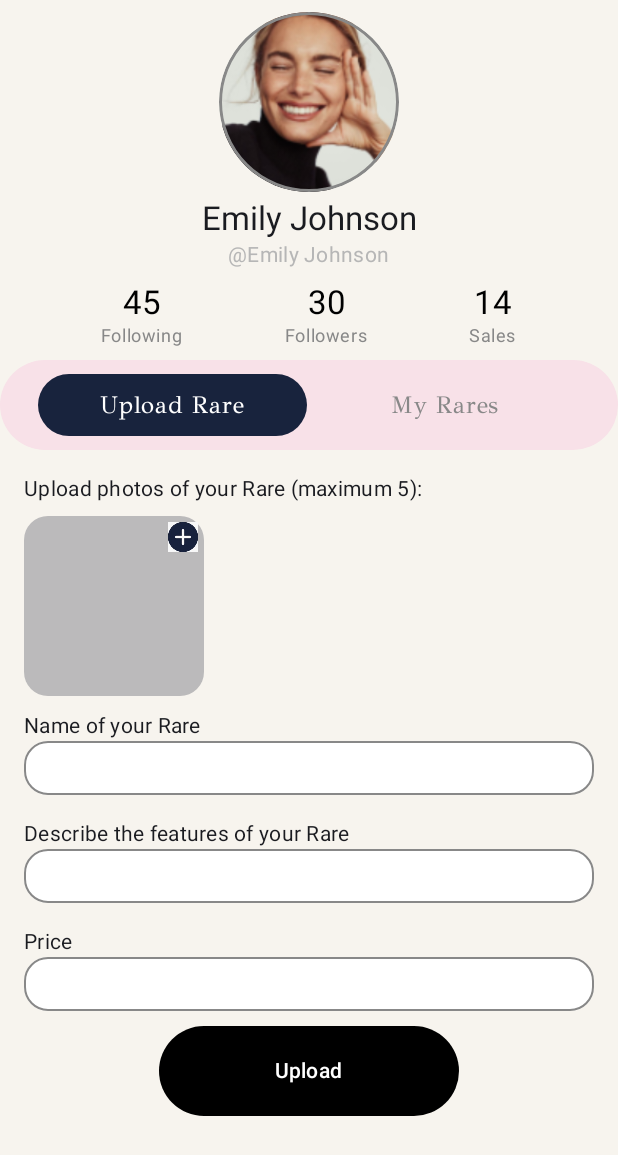
After one commit to perimsu/Rarely-App, an Android app built with Jetpack Compose: the composable ProfileScreen shown on its own in the app's theme, on a phone screen of 412 x 824 dp. The commit adds this screen. Shown: the top 1155 px of the screen. Run offline under Robolectric (Android 15) with nearby library versions, the phone set to English and light mode, and no system bars.

Commit message:
Upload rare pages added as profileSettings

```diff
--- a/app/src/main/java/com/example/rarelyapp/ui/login/LoginScreen.kt
+++ b/app/src/main/java/com/example/rarelyapp/ui/authentication/login/LoginScreen.kt
@@ -22,7 +22,7 @@ import com.example.rarelyapp.components.AuthProviderBox
 import com.example.rarelyapp.components.RarelyBaseButton
 import com.example.rarelyapp.components.RarelyBaseTextField
 import com.example.rarelyapp.components.RarelyTitleText
-import com.example.rarelyapp.ui.login.LoginScreenAction
+import com.example.rarelyapp.ui.authentication.login.LoginScreenAction
 import com.example.rarelyapp.ui.theme.RarelyAppTheme
 
 @Composable
--- a/app/src/main/java/com/example/rarelyapp/ui/login/LoginScreenAction.kt
+++ b/app/src/main/java/com/example/rarelyapp/ui/authentication/login/LoginScreenAction.kt
@@ -1,4 +1,4 @@
-package com.example.rarelyapp.ui.login
+package com.example.rarelyapp.ui.authentication.login
 
 sealed interface LoginScreenAction {
     data class EmailChanged(val email: String) : LoginScreenAction
--- a/app/src/main/java/com/example/rarelyapp/ui/login/LoginScreenViewModel.kt
+++ b/app/src/main/java/com/example/rarelyapp/ui/authentication/login/LoginScreenViewModel.kt
@@ -1,7 +1,7 @@
 package com.example.rarelyapp.ui.authentication.login
 
 import androidx.lifecycle.ViewModel
-import com.example.rarelyapp.ui.login.LoginScreenAction
+import com.example.rarelyapp.ui.authentication.login.LoginScreenAction
 import kotlinx.coroutines.flow.MutableStateFlow
 import kotlinx.coroutines.flow.asStateFlow
 import kotlinx.coroutines.flow.update
--- /dev/null
+++ b/app/src/main/java/com/example/rarelyapp/ui/base/main/ProfileSettings/ProfileScreen.kt
@@ -0,0 +1,304 @@
+package com.example.rarelyapp.ui.profile
+
+import androidx.compose.foundation.*
+import androidx.compose.foundation.layout.*
+import androidx.compose.foundation.shape.CircleShape
+import androidx.compose.foundation.shape.RoundedCornerShape
+import androidx.compose.foundation.text.BasicTextField
+import androidx.compose.foundation.text.KeyboardOptions
+import androidx.compose.material3.*
+import androidx.compose.runtime.*
+import androidx.compose.ui.Alignment
+import androidx.compose.ui.Modifier
+import androidx.compose.ui.draw.clip
+import androidx.compose.ui.graphics.Color
+import androidx.compose.ui.layout.ContentScale
+import androidx.compose.ui.res.painterResource
+import androidx.compose.ui.text.input.KeyboardType
+import androidx.compose.ui.tooling.preview.Preview
+import androidx.compose.ui.unit.dp
+import com.example.rarelyapp.R
+import com.example.rarelyapp.ui.theme.DarkBlue
+import com.example.rarelyapp.ui.theme.Grey
+import com.example.rarelyapp.ui.theme.RarelyAppTheme
+
+@Composable
+fun ProfileScreen(
+    uiState: ProfileScreenUiState,
+    onAction: (ProfileScreenAction) -> Unit
+) {
+    Box(
+        modifier = Modifier
+            .fillMaxSize()
+            .background(Color(0xFFF7F4EE))
+    ) {
+        Box(
+            modifier = Modifier
+                .fillMaxSize()
+                .background(Color.Transparent)
+        ) {
+            //left Arrow
+            Image(
+                painter = painterResource(R.drawable.leftarrow),
+                contentDescription = "Left Arrow",
+                modifier = Modifier
+                    .size(24.dp)
+                    .padding(16.dp)
+                    .align(Alignment.TopStart),
+                contentScale = ContentScale.Fit
+            )
+        }
+        Column(
+            modifier = Modifier
+                .verticalScroll(rememberScrollState())
+                .fillMaxWidth()
+        ) {
+            Spacer(modifier = Modifier.height(8.dp))
+
+            Image(
+                painter = painterResource(R.drawable.emily),
+                contentDescription = "Profile Picture",
+                modifier = Modifier
+                    .size(120.dp)
+                    .clip(CircleShape)
+                    .border(2.dp, Color.Gray, CircleShape)
+                    .align(Alignment.CenterHorizontally),
+                contentScale = ContentScale.Crop
+            )
+
+            Spacer(modifier = Modifier.height(4.dp))
+
+            // User Name
+            Text(
+                text = uiState.userName,
+                style = MaterialTheme.typography.titleLarge,
+                modifier = Modifier.align(Alignment.CenterHorizontally)
+            )
+            Text(
+                text = "@${uiState.userName}",
+                style = MaterialTheme.typography.bodyMedium,
+                color = Color(0xFFB6B6B6),
+                modifier = Modifier.align(Alignment.CenterHorizontally)
+            )
+
+            Spacer(modifier = Modifier.height(8.dp))
+
+            // Statistics
+            Row(
+                modifier = Modifier.fillMaxWidth(),
+                horizontalArrangement = Arrangement.SpaceEvenly
+            ) {
+                StatText("Following", uiState.followingCount)
+                StatText("Followers", uiState.followerCount)
+                StatText("Sales", uiState.salesCount)
+            }
+
+            Spacer(modifier = Modifier.height(8.dp))
+
+            // Tab Section
+            Row(
+                modifier = Modifier
+                    .fillMaxWidth()
+                    .height(60.dp)
+                    .background(Color(0xFFF8E1E8), RoundedCornerShape(32.dp)) // Pembe arka plan
+                    .padding(vertical = 8.dp, horizontal = 24.dp),
+                horizontalArrangement = Arrangement.SpaceEvenly
+            ) {
+                TabButton(
+                    text = "Upload Rare",
+                    isSelected = true,
+                    modifier = Modifier
+                        .weight(1f)
+                        .clip(RoundedCornerShape(16.dp))
+                ) { }
+
+                TabButton(
+                    text = "My Rares",
+                    isSelected = false,
+                    modifier = Modifier
+                        .weight(1f)
+                        .clip(RoundedCornerShape(16.dp))
+                ) { }
+            }
+
+            Spacer(modifier = Modifier.height(8.dp))
+
+
+            Text(
+                text = "Upload photos of your Rare (maximum 5):",
+                style = MaterialTheme.typography.bodyMedium,
+                modifier = Modifier.padding(horizontal = 16.dp, vertical = 8.dp)
+            )
+
+
+            Row(
+                modifier = Modifier
+                    .fillMaxWidth()
+                    .padding(horizontal = 16.dp)
+            ) {
+                Box(
+                    modifier = Modifier
+                        .size(120.dp)
+                        .background((Grey), RoundedCornerShape(16.dp))
+                        .padding(8.dp)
+                        .clickable { onAction(ProfileScreenAction.OnUploadClicked) },
+
+                    contentAlignment = Alignment.TopEnd
+                ) {
+                    Icon(
+                        painter = painterResource(R.drawable.plus),
+                        contentDescription = "Add Photo",
+                        tint = Color.Unspecified,
+                        modifier = Modifier
+                            .size(20.dp)
+                            .align(Alignment.TopEnd)
+                            .offset(x = (4).dp, y = (-4).dp)
+                    )
+                }
+            }
+
+            Spacer(modifier = Modifier.height(2.dp))
+
+
+            LabeledTextField(
+                label = "Name of your Rare",
+                value = uiState.rareName,
+                onValueChange = { onAction(ProfileScreenAction.RareNameChanged(it)) },
+                modifier = Modifier
+                    .fillMaxWidth()
+                    .padding(horizontal = 16.dp)
+                    .border(1.dp, Color.Gray, RoundedCornerShape(8.dp))
+            )
+
+
+            Spacer(modifier = Modifier.height((-4).dp))
+
+
+            LabeledTextField(
+                label = "Describe the features of your Rare",
+                value = uiState.rareDescription,
+                onValueChange = { onAction(ProfileScreenAction.RareDescriptionChanged(it)) },
+                modifier = Modifier
+                    .fillMaxWidth()
+                    .padding(horizontal = 16.dp)
+                    .border(1.dp, Color.Gray, RoundedCornerShape(8.dp))
+            )
+
+
+            Spacer(modifier = Modifier.height((-4).dp))
+
+// Price
+            LabeledTextField(
+                label = "Price",
+                value = uiState.rarePrice,
+                onValueChange = { onAction(ProfileScreenAction.RarePriceChanged(it)) },
+                keyboardOptions = KeyboardOptions(keyboardType = KeyboardType.Number),
+                modifier = Modifier
+                    .fillMaxWidth()
+                    .padding(horizontal = 16.dp)
+                    .border(1.dp, Color.Gray, RoundedCornerShape(8.dp))
+            )
+            Spacer(modifier = Modifier.height(2.dp))
+
+            // Upload Button
+            Button(
+                onClick = { onAction(ProfileScreenAction.OnUploadClicked) },
+                modifier = Modifier
+                    .align(Alignment.CenterHorizontally)
+                    .padding(horizontal = 16.dp)
+                    .height(60.dp)
+                    .width(200.dp),
+                colors = ButtonDefaults.buttonColors(containerColor = Color.Black)
+            ) {
+                Text(text = "Upload", color = Color.White)
+            }
+
+
+            Spacer(modifier = Modifier.height(2.dp))
+        }
+    }
+}
+
+@Composable
+fun TabButton(
+    text: String,
+    isSelected: Boolean,
+    modifier: Modifier = Modifier,
+    onClick: () -> Unit
+) {
+    Box(
+        modifier = modifier
+            .padding(vertical = 1.dp, horizontal = 1.dp)
+            .height(56.dp)
+            .background(
+                if (isSelected) DarkBlue
+                else Color.Transparent,
+                shape = RoundedCornerShape(32.dp)
+            )
+            .clickable(onClick = onClick),
+        contentAlignment = Alignment.Center
+    ) {
+        Text(
+            text = text,
+            color = if (isSelected) Color.White else Color.Gray
+        )
+    }
+}
+
+@Composable
+fun StatText(label: String, count: Int) {
+    Column(horizontalAlignment = Alignment.CenterHorizontally) {
+        Text(text = "$count", style = MaterialTheme.typography.titleLarge, color = Color.Black)
+        Text(text = label, style = MaterialTheme.typography.bodySmall, color = Color.Gray)
+    }
+}
+
+@Composable
+fun LabeledTextField(
+    label: String,
+    value: String,
+    onValueChange: (String) -> Unit,
+    keyboardOptions: KeyboardOptions = KeyboardOptions.Default,
+    modifier: Modifier = Modifier
+) {
+    Column(modifier = Modifier.padding(vertical = 8.dp)) {
+        Text(
+            text = label,
+            style = MaterialTheme.typography.bodyMedium,
+            modifier = Modifier.padding(horizontal = 16.dp)
+        )
+        Box(
+            modifier = Modifier
+                .padding(horizontal = 16.dp)
+                .fillMaxWidth()
+                .background(Color.White, RoundedCornerShape(16.dp))
+                .border(1.dp, Color.Gray, RoundedCornerShape(16.dp))
+        ) {
+            BasicTextField(
+                value = value,
+                onValueChange = onValueChange,
+                keyboardOptions = keyboardOptions,
+                textStyle = LocalTextStyle.current.copy(color = Color.Black),
+                modifier = Modifier
+                    .fillMaxWidth()
+                    .padding(8.dp)
+                    .background(Color.Transparent)
+            )
+        }
+    }
+}
+
+@Preview
+@Composable
+fun ProfileScreenPreview()
+{ RarelyAppTheme {
+    ProfileScreen( uiState = ProfileScreenUiState(
+        userName = "Emily Johnson",
+        followingCount = 45,
+        followerCount = 30,
+        salesCount = 14,
+        rareName = "",
+        rareDescription = "",
+        rarePrice = "" ),
+        onAction = {} )
+} }
--- /dev/null
+++ b/app/src/main/java/com/example/rarelyapp/ui/base/main/ProfileSettings/ProfileScreenAction.kt
@@ -0,0 +1,8 @@
+package com.example.rarelyapp.ui.profile
+
+sealed interface ProfileScreenAction {
+    data class RareNameChanged(val name: String) : ProfileScreenAction
+    data class RareDescriptionChanged(val description: String) : ProfileScreenAction
+    data class RarePriceChanged(val price: String) : ProfileScreenAction
+    object OnUploadClicked : ProfileScreenAction
+}
--- /dev/null
+++ b/app/src/main/java/com/example/rarelyapp/ui/base/main/ProfileSettings/ProfileScreenUiState.kt
@@ -0,0 +1,11 @@
+package com.example.rarelyapp.ui.profile
+
+data class ProfileScreenUiState(
+    val userName: String = "Emily Johnson",
+    val followingCount: Int = 45,
+    val followerCount: Int = 30,
+    val salesCount: Int = 14,
+    val rareName: String = "",
+    val rareDescription: String = "",
+    val rarePrice: String = ""
+)
--- /dev/null
+++ b/app/src/main/java/com/example/rarelyapp/ui/base/main/ProfileSettings/ProfileScreenViewModel.kt
@@ -0,0 +1,29 @@
+package com.example.rarelyapp.ui.profile
+
+import androidx.lifecycle.ViewModel
+import kotlinx.coroutines.flow.MutableStateFlow
+import kotlinx.coroutines.flow.asStateFlow
+import kotlinx.coroutines.flow.update
+
+class ProfileScreenViewModel : ViewModel() {
+
+    private val _uiState = MutableStateFlow(ProfileScreenUiState())
+    val uiState = _uiState.asStateFlow()
+
+    fun onAction(action: ProfileScreenAction) {
+        when (action) {
+            is ProfileScreenAction.RareNameChanged -> {
+                _uiState.update { it.copy(rareName = action.name) }
+            }
+            is ProfileScreenAction.RareDescriptionChanged -> {
+                _uiState.update { it.copy(rareDescription = action.description) }
+            }
+            is ProfileScreenAction.RarePriceChanged -> {
+                _uiState.update { it.copy(rarePrice = action.price) }
+            }
+            is ProfileScreenAction.OnUploadClicked -> {
+                // Yükleme işlemleri burada yapılır.
+            }
+        }
+    }
+}
--- a/app/src/main/java/com/example/rarelyapp/ui/theme/Color.kt
+++ b/app/src/main/java/com/example/rarelyapp/ui/theme/Color.kt
@@ -14,3 +14,6 @@ val Pink80 = Color(0xFFEFB8C8)
 val Purple40 = Color(0xFF6650a4)
 val PurpleGrey40 = Color(0xFF625b71)
 val Pink40 = Color(0xFF7D5260)
+
+val CustomColor = Color(0xFFC0B8BC)
+val Grey = Color(0xFFBBBABB)
```
Also changed, not shown: app/src/main/java/com/example/rarelyapp/ui/authentication/login/LoginScreenUiState.kt (renamed from app/src/main/java/com/example/rarelyapp/ui/login/LoginScreenUiState.kt), app/src/main/res/drawable/emily.png (added), app/src/main/res/drawable/leftarrow.png (added), app/src/main/res/drawable/plus.jpeg (added).
